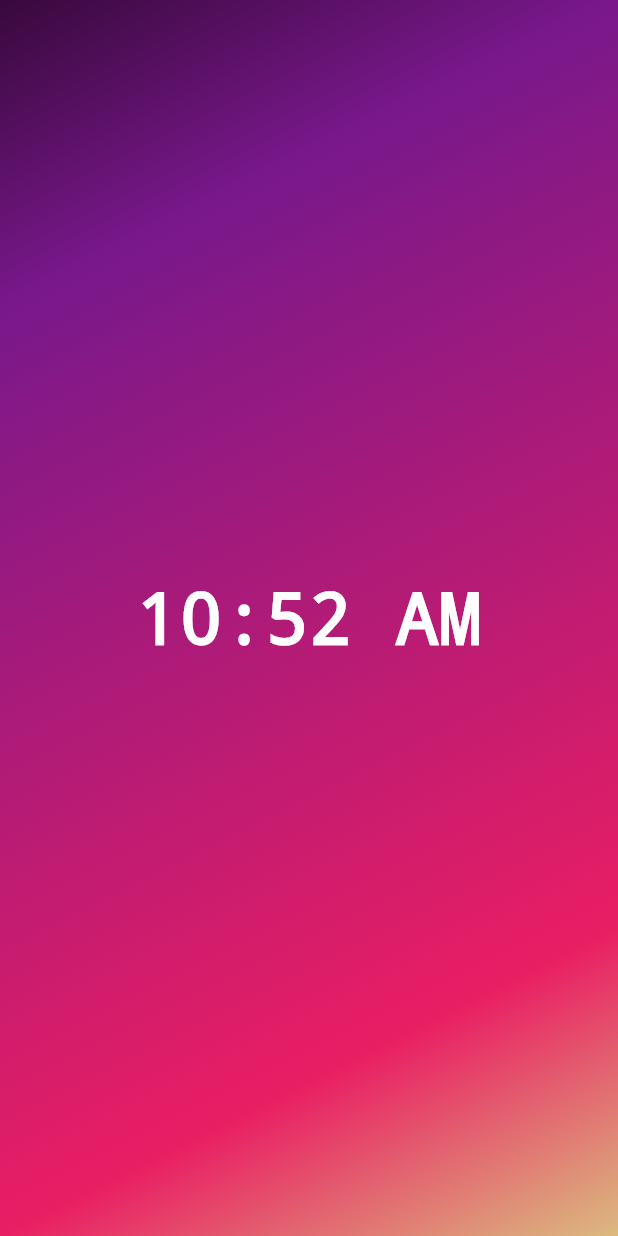
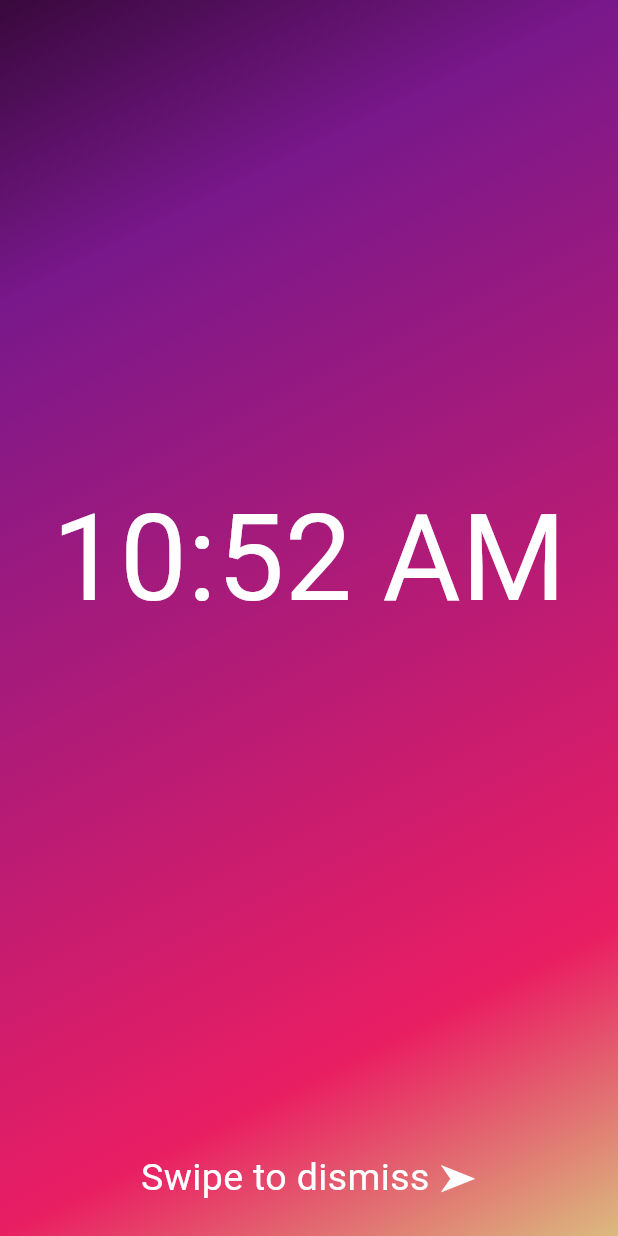
Before and after one commit to TA-Solaris/Fusion-Hackathon-2024, a Flutter app: the AlarmPageView screen opened by its route, on a phone screen of 412 x 824 dp. Run offline on Flutter 3.47's test engine with Material 3 defaults, Android fonts, the phone set to English and light mode, and no system bars; generated files the repository leaves out were written again.

Commit message:
Bottom text

```diff
--- a/FusionClockApp/lib/src/alarm_page/alarm_page_view.dart
+++ b/FusionClockApp/lib/src/alarm_page/alarm_page_view.dart
@@ -26,13 +26,29 @@ class AlarmPageView extends StatelessWidget {
           ],
         )
       ),
-      child: const Center(
-        child: Text(
-          style: TextStyle(
-            color: Colors.white,
-            decoration: TextDecoration.none,
+      child: const Scaffold(
+        backgroundColor: Colors.transparent,
+        body: Center(
+          child: Text(
+            style: TextStyle(
+              color: Colors.white,
+              fontSize: 80,
+            ),
+            '10:52 AM'
           ),
-          '10:52 AM'
+        ),
+        bottomNavigationBar: BottomAppBar(
+          color: Colors.transparent,
+          elevation: 0,
+          child: Center(
+            child: Text(
+              style: TextStyle(
+                color: Colors.white,
+                fontSize: 25,
+              ),
+              'Swipe to dismiss ➤'
+            )
+          ),
         ),
       ),
     );
```
